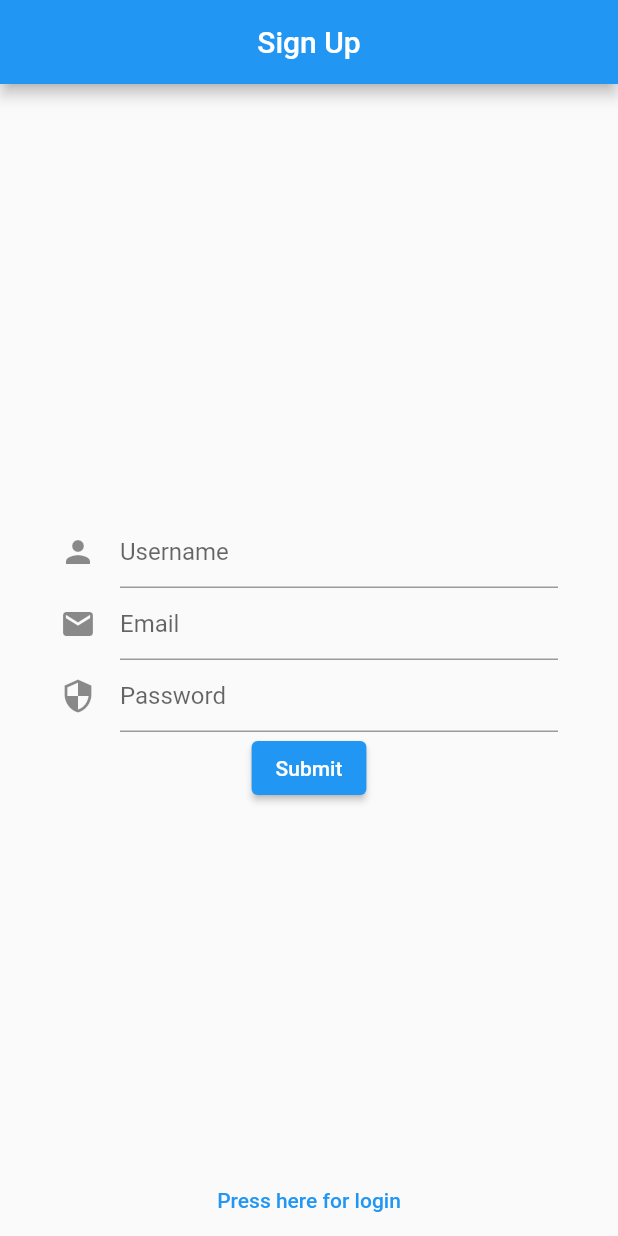
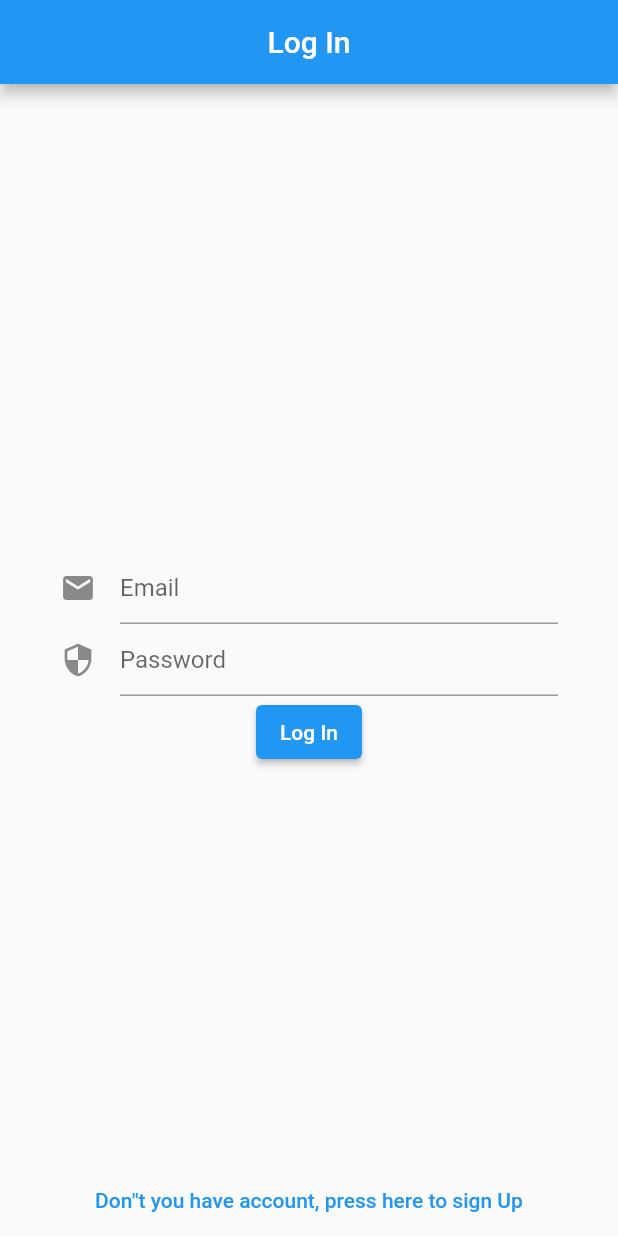
Before and after one commit to Mustafaakilll/social_media_full_stack, a Flutter app: the screen it shows after launch, on a phone screen of 412 x 824 dp. Run offline on Flutter 3.47's test engine with Material 2 defaults, Android fonts, the phone set to English and light mode, and no system bars; our stand-ins replace bloc, equatable, flutter_bloc; project files that could hold a hidden picture were left out.

Commit message:
Log In view and bloc added

```diff
--- /dev/null
+++ b/frontend/lib/auth/log_in_bloc/log_in_bloc.dart
@@ -0,0 +1,29 @@
+import 'dart:async';
+
+import 'package:bloc/bloc.dart';
+import 'package:equatable/equatable.dart';
+
+import '../form_status.dart';
+
+part 'log_in_event.dart';
+part 'log_in_state.dart';
+
+class LogInBloc extends Bloc<LogInEvent, LogInState> {
+  LogInBloc() : super(LogInState());
+
+  @override
+  Stream<LogInState> mapEventToState(LogInEvent event) async* {
+    if (event is EmailChanged) {
+      yield state.copyWith(email: event.email);
+    } else if (event is PasswordChanged) {
+      yield state.copyWith(password: event.password);
+    } else if (event is LogInSubmitted) {
+      //TODO: ADD LOGIC CODE
+      try {
+        yield state.copyWith(formStatus: const SubmissionSuccess());
+      } on Exception catch (e) {
+        yield state.copyWith(formStatus: SubmissionFailure(e));
+      }
+    }
+  }
+}
--- /dev/null
+++ b/frontend/lib/auth/log_in_bloc/log_in_event.dart
@@ -0,0 +1,28 @@
+part of 'log_in_bloc.dart';
+
+abstract class LogInEvent extends Equatable {
+  const LogInEvent();
+}
+
+class EmailChanged extends LogInEvent {
+  EmailChanged(this.email);
+
+  final String email;
+
+  @override
+  List<String?> get props => [email];
+}
+
+class PasswordChanged extends LogInEvent {
+  PasswordChanged(this.password);
+
+  final String password;
+
+  @override
+  List<String?> get props => [password];
+}
+
+class LogInSubmitted extends LogInEvent {
+  @override
+  List<Object?> get props => [];
+}
--- /dev/null
+++ b/frontend/lib/auth/log_in_bloc/log_in_state.dart
@@ -0,0 +1,22 @@
+part of 'log_in_bloc.dart';
+
+//TODO: ADD VALIDATOR
+class LogInState {
+  LogInState({this.email = '', this.password = '', this.formStatus = const InitialFormStatus()});
+
+  final String email;
+  final String password;
+  final FormSubmissionState formStatus;
+
+  LogInState copyWith({
+    String? email,
+    String? password,
+    FormSubmissionState? formStatus,
+  }) {
+    return LogInState(
+      email: email ?? this.email,
+      password: password ?? this.password,
+      formStatus: formStatus ?? this.formStatus,
+    );
+  }
+}
--- /dev/null
+++ b/frontend/lib/auth/log_in_bloc/log_in_view.dart
@@ -0,0 +1,91 @@
+import 'package:flutter/material.dart';
+import 'package:flutter_bloc/flutter_bloc.dart';
+
+import 'log_in_bloc.dart';
+
+class LogInView extends StatelessWidget {
+  LogInView({Key? key}) : super(key: key);
+
+  final GlobalKey<FormState> _formKey = GlobalKey<FormState>();
+
+  @override
+  Widget build(BuildContext context) {
+    return BlocProvider(
+      create: (context) => LogInBloc(),
+      child: Scaffold(
+        appBar: _appBar(),
+        body: Padding(
+          padding: const EdgeInsets.symmetric(horizontal: 40),
+          child: Stack(
+            alignment: Alignment.bottomCenter,
+            children: [
+              _loginForm(),
+              _signUpButton(),
+            ],
+          ),
+        ),
+      ),
+    );
+  }
+
+  AppBar _appBar() {
+    return AppBar(
+      title: const Text('Log In'),
+      centerTitle: true,
+    );
+  }
+
+  Widget _loginForm() {
+    return Form(
+      key: _formKey,
+      child: Column(
+        mainAxisAlignment: MainAxisAlignment.center,
+        children: [
+          _emailField(),
+          _passwordField(),
+          _submitButton(),
+        ],
+      ),
+    );
+  }
+
+  Widget _emailField() {
+    return BlocBuilder<LogInBloc, LogInState>(
+      builder: (context, state) {
+        return TextFormField(
+          decoration: const InputDecoration(
+            icon: Icon(Icons.email),
+            hintText: 'Email',
+          ),
+          onChanged: (value) => context.read<LogInBloc>().add(EmailChanged(value)),
+        );
+      },
+    );
+  }
+
+  Widget _passwordField() {
+    return BlocBuilder<LogInBloc, LogInState>(
+      builder: (context, state) {
+        return TextFormField(
+          decoration: const InputDecoration(icon: Icon(Icons.security), hintText: 'Password'),
+          onChanged: (v) => context.read<LogInBloc>().add(PasswordChanged(v)),
+        );
+      },
+    );
+  }
+
+  Widget _submitButton() {
+    return BlocBuilder<LogInBloc, LogInState>(
+      builder: (context, state) {
+        return ElevatedButton(
+          onPressed: () => context.read<LogInBloc>().add(LogInSubmitted()),
+          child: const Text('Log In'),
+        );
+      },
+    );
+  }
+
+  Widget _signUpButton() {
+    return TextButton(onPressed: () {}, child: const Text('Don"t you have account, press here to sign Up'));
+  }
+}
--- a/frontend/lib/main.dart
+++ b/frontend/lib/main.dart
@@ -1,6 +1,6 @@
 import 'package:flutter/material.dart';
 
-import 'auth/sign_up_bloc/sign_up_view.dart';
+import 'auth/log_in_bloc/log_in_view.dart';
 
 void main() {
   runApp(MyApp());
@@ -11,7 +11,7 @@ class MyApp extends StatelessWidget {
   Widget build(BuildContext context) {
     return MaterialApp(
       title: 'Flutter Demo',
-      home: SignUpView(),
+      home: LogInView(),
     );
   }
 }
```
